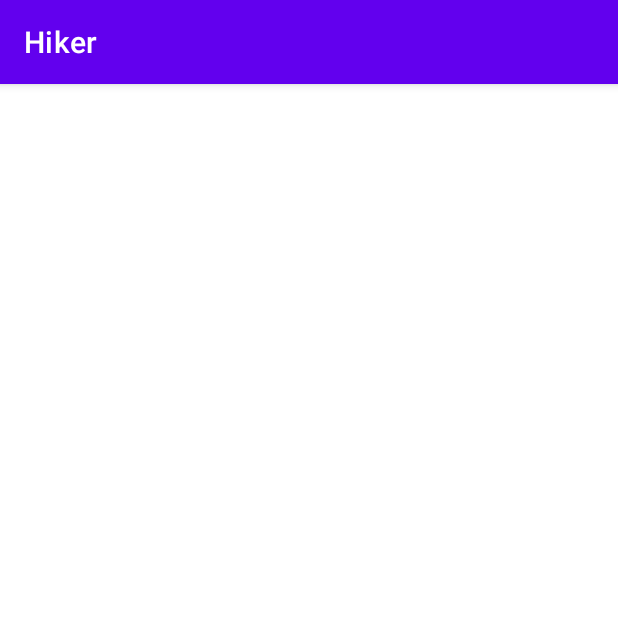
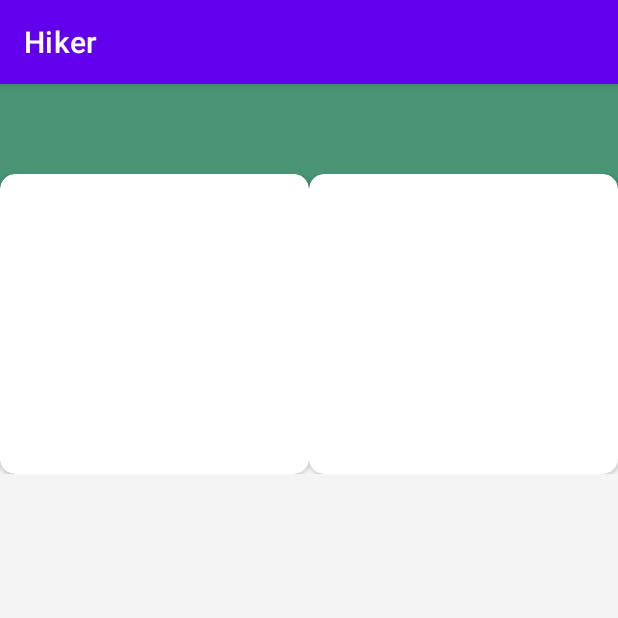
Before and after one commit to VishalNechwani/Hiker, an Android app: the fragment ShowComponentListFragment shown on its own in the app's theme, on a phone screen of 412 x 824 dp, the top half of it. Run offline under Robolectric (Android 15) with nearby library versions, the phone set to English and light mode, and no system bars.

Commit message:
Updates in showEachHiker

```diff
--- a/app/src/main/java/com/example/hiker/view/CompanyListFragment.kt
+++ b/app/src/main/java/com/example/hiker/view/CompanyListFragment.kt
@@ -183,7 +183,7 @@ class CompanyListFragment : Fragment() {
 
     private fun isExpectedNull(expectedCtc: String): Boolean {
         if(expectedCtc.isEmpty()){
-            errorMessage = "Please Enter your expected CTC"
+            errorMessage = "Please Enter your Hike Amount"
             return false
         }
         return true
--- a/app/src/main/java/com/example/hiker/viewmodel/MainViewModel.kt
+++ b/app/src/main/java/com/example/hiker/viewmodel/MainViewModel.kt
@@ -13,6 +13,7 @@ class MainViewModel(val hikeRepository: HikeRepository) : ViewModel(){
 
     private var allHikes : LiveData<List<HikeEntity>>
     var isCompanyNameProper = false
+    var isComponentAdd = false
 
     init {
         allHikes = hikeRepository.getAllHikes()
--- a/app/src/main/res/layout/fragment_show_component_list.xml
+++ b/app/src/main/res/layout/fragment_show_component_list.xml
@@ -3,15 +3,50 @@
     xmlns:tools="http://schemas.android.com/tools"
     android:layout_width="match_parent"
     android:layout_height="match_parent"
-    tools:context=".view.ShowComponentListFragment">
+    xmlns:app="http://schemas.android.com/apk/res-auto"
+    tools:context=".view.ShowComponentListFragment"
+    android:background="@color/roundedBottomSheetPrimaryBackground"
+    >
+
+    <ImageView
+        android:id="@+id/imageView"
+        android:layout_width="match_parent"
+        android:layout_height="120dp"
+        android:background="@drawable/rectangle_theme"
+        app:layout_constraintEnd_toEndOf="parent"
+        app:layout_constraintStart_toStartOf="parent"
+        app:layout_constraintTop_toTopOf="parent" />
+
+    <LinearLayout
+        android:layout_width="match_parent"
+        android:layout_height="200dp"
+        android:layout_marginTop="60dp"
+        app:layout_constraintStart_toStartOf="parent"
+        app:layout_constraintTop_toTopOf="@+id/imageView"
+        android:orientation="horizontal"
+        >
+        <com.google.android.material.card.MaterialCardView
+            android:layout_width="0dp"
+            android:layout_height="match_parent"
+            app:cardCornerRadius="10dp"
+            app:cardElevation="2dp"
+            android:clickable="true"
+            android:focusable="true"
+            android:layout_weight="0.4"
+            />
+
+        <com.google.android.material.card.MaterialCardView
+            android:layout_width="0dp"
+            android:layout_height="match_parent"
+            app:cardCornerRadius="10dp"
+            app:cardElevation="2dp"
+            android:clickable="true"
+            android:focusable="true"
+            android:layout_weight="0.4"
+            />
 
 
-
-
-
-
-
-
+    </LinearLayout>
 
 
 
--- a/app/src/main/res/values/strings.xml
+++ b/app/src/main/res/values/strings.xml
@@ -27,8 +27,8 @@
     <string name="cancel">Cancel</string>
     <string name="rupee">₹</string>
     <string-array name="component">
-        <item name="part">Part of salary like allowances etc</item>
-        <item name="not_part">Not part of Salary like Shares,Funds etc</item>
+        <item name="part">Part of salary like allowances...</item>
+        <item name="not_part">Not part of Salary like Shares,Funds...</item>
     </string-array>
     <string name="regime">Regime</string>
     <string name="new_regime">New Regime</string>
```
Also changed, not shown: app/src/main/java/com/example/hiker/adapter/CompanyListAdapter.kt (+8 -0 lines), app/src/main/java/com/example/hiker/view/SalaryComponentPreviewFragment.kt (+52 -13 lines), app/src/main/res/layout/component_add_alert.xml (+11 -4 lines), app/src/main/res/navigation/hiker_navigation_graph.xml (+8 -0 lines).
